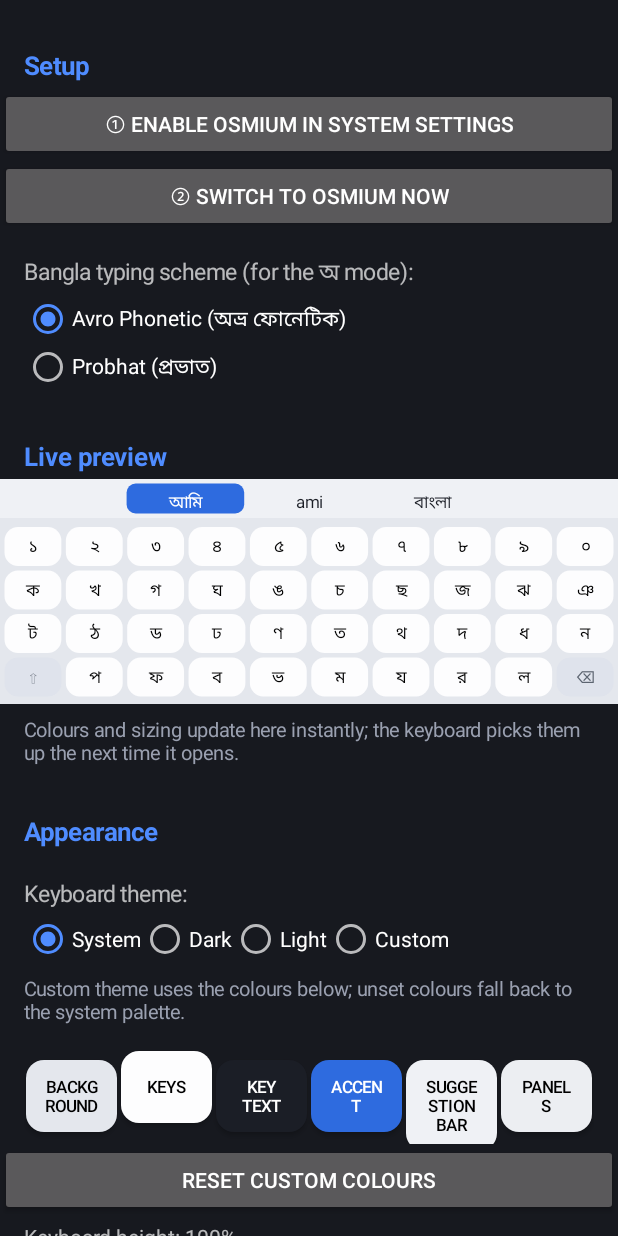
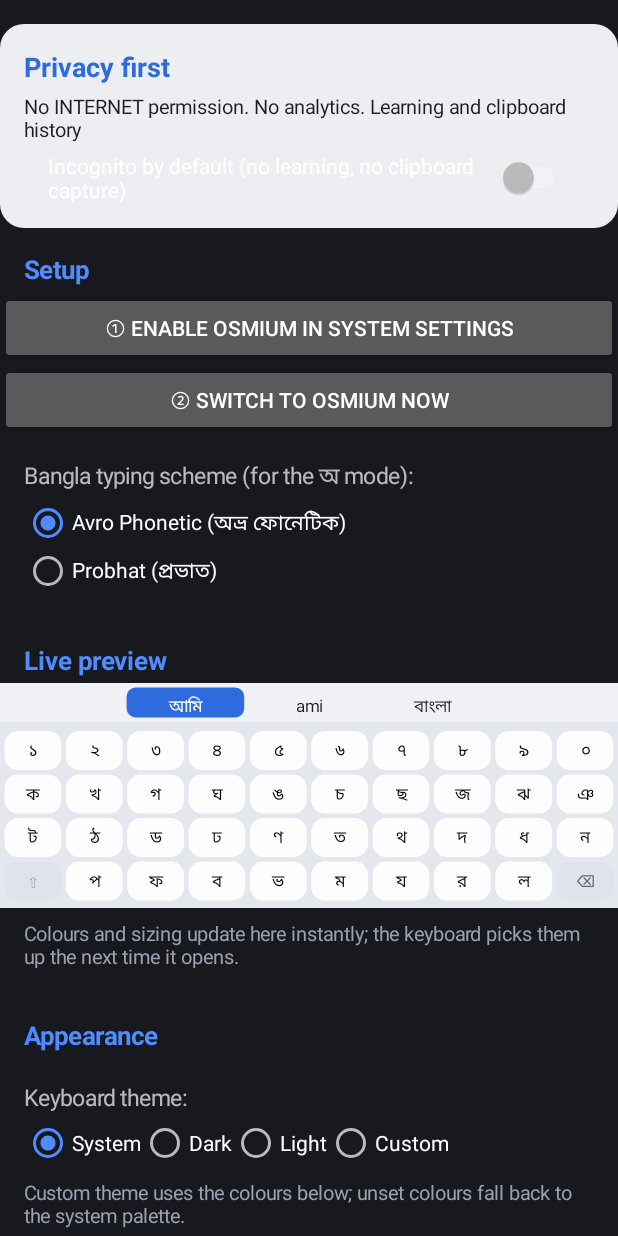
Before and after one commit to Readest-Musta/Osmium, an Android app: the screen it shows after launch (MainActivity), on a phone screen of 412 x 824 dp. Run offline under Robolectric (Android 15) with nearby library versions, the phone set to English and light mode, and no system bars; libraries missing offline, so code that uses them is left out: uniffi.osmium, uniffi.osmium.keycodeForChar; 4 statements that could not run were skipped.

Commit message:
feat(app): privacy card, visible incognito switch, real setup progress

```diff
--- a/app/src/main/java/org/osmium/keyboard/MainActivity.kt
+++ b/app/src/main/java/org/osmium/keyboard/MainActivity.kt
@@ -2,10 +2,12 @@ package org.osmium.keyboard
 
 import android.app.Activity
 import android.app.AlertDialog
+import android.content.ComponentName
 import android.content.Context
 import android.content.Intent
 import android.graphics.Color
 import android.graphics.Typeface
+import android.graphics.drawable.GradientDrawable
 import android.net.Uri
 import android.os.Bundle
 import android.provider.Settings
@@ -35,6 +37,8 @@ class MainActivity : Activity() {
 
     private lateinit var root: LinearLayout
     private var preview: KeyboardPreview? = null
+    private var enableButton: Button? = null
+    private var pickButton: Button? = null
     private val pad by lazy { (16 * resources.displayMetrics.density).toInt() }
 
     private companion object {
@@ -72,6 +76,7 @@ class MainActivity : Activity() {
             val pad = (16 * resources.displayMetrics.density).toInt()
             setPadding(0, pad, 0, pad)
         }
+        buildPrivacyCard()
         buildSetupSection()
         add(TextView(this).apply {
             text = "Live preview"
@@ -104,6 +109,37 @@ class MainActivity : Activity() {
         if (::root.isInitialized) {
             bindColorSwatches()
             preview?.refresh()
+            refreshSetupState()
+        }
+    }
+
+    /** True when Osmium appears in the system's enabled-IME list. */
+    private fun isOsmiumEnabled(): Boolean {
+        val id = ComponentName(this, OsmiumImeService::class.java).flattenToString()
+        val enabled = Settings.Secure.getString(contentResolver, Settings.Secure.ENABLED_INPUT_METHODS)
+            ?: return false
+        return enabled.split(':').any { it.equals(id, ignoreCase = true) }
+    }
+
+    /** True when Osmium is the currently selected input method. */
+    private fun isOsmiumDefault(): Boolean {
+        val id = ComponentName(this, OsmiumImeService::class.java).flattenToString()
+        val current = Settings.Secure.getString(contentResolver, Settings.Secure.DEFAULT_INPUT_METHOD)
+            ?: return false
+        return current.equals(id, ignoreCase = true)
+    }
+
+    /** Reflects real setup progress instead of showing the same two static buttons. */
+    private fun refreshSetupState() {
+        enableButton?.text = if (isOsmiumEnabled()) {
+            "✓ Osmium is enabled on this device"
+        } else {
+            "① Enable Osmium in system settings"
+        }
+        pickButton?.text = if (isOsmiumDefault()) {
+            "✓ Osmium is the active keyboard"
+        } else {
+            "② Switch to Osmium now"
         }
     }
 
@@ -206,20 +242,51 @@ class MainActivity : Activity() {
         }
     }
 
+    /** Puts the project's strongest differentiator front and centre. */
+    private fun buildPrivacyCard() {
+        val pal = Theme.palette(this)
+        add(LinearLayout(this).apply {
+            orientation = LinearLayout.VERTICAL
+            background = GradientDrawable().apply {
+                setColor(pal.panelBg)
+                cornerRadius = 16f * resources.displayMetrics.density
+            }
+            setPadding(pad, pad, pad, pad)
+            addView(TextView(context).apply {
+                text = "Privacy first"
+                textSize = 18f
+                typeface = Typeface.DEFAULT_BOLD
+                setTextColor(pal.accent)
+            })
+            addView(TextView(context).apply {
+                text = "No INTERNET permission. No analytics. Learning and clipboard history "
+                    "stay on this device and are never uploaded."
+                textSize = 13f
+                setTextColor(pal.keyText)
+                setPadding(0, pad / 3, 0, pad / 3)
+            })
+            addView(switchSetting(
+                "Incognito by default (no learning, no clipboard capture)",
+                Prefs.incognitoByDefault(context),
+            ) { Prefs.setIncognitoByDefault(context, it) })
+        })
+    }
+
     private fun buildSetupSection() {
         add(header("Setup"))
         val enable = Button(this).apply {
-            text = "① Enable Osmium in system settings"
             setOnClickListener { startActivity(Intent(Settings.ACTION_INPUT_METHOD_SETTINGS)) }
         }
         val pick = Button(this).apply {
-            text = "② Switch to Osmium now"
             setOnClickListener {
                 val imm = getSystemService(Context.INPUT_METHOD_SERVICE) as InputMethodManager
                 imm.showInputMethodPicker()
             }
         }
+        enableButton = enable
+        pickButton = pick
         add(enable); add(pick)
+        refreshSetupState()
 
         add(label("Bangla typing scheme (for the অ mode):"))
         val radioGroup = RadioGroup(this).apply {
```
